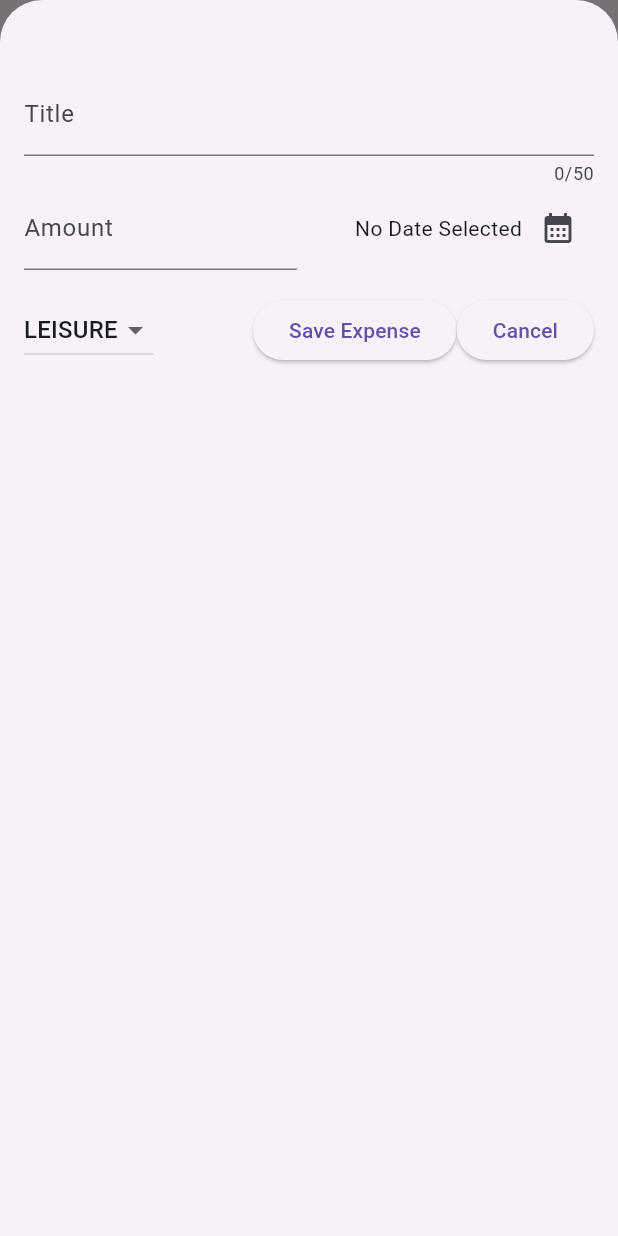
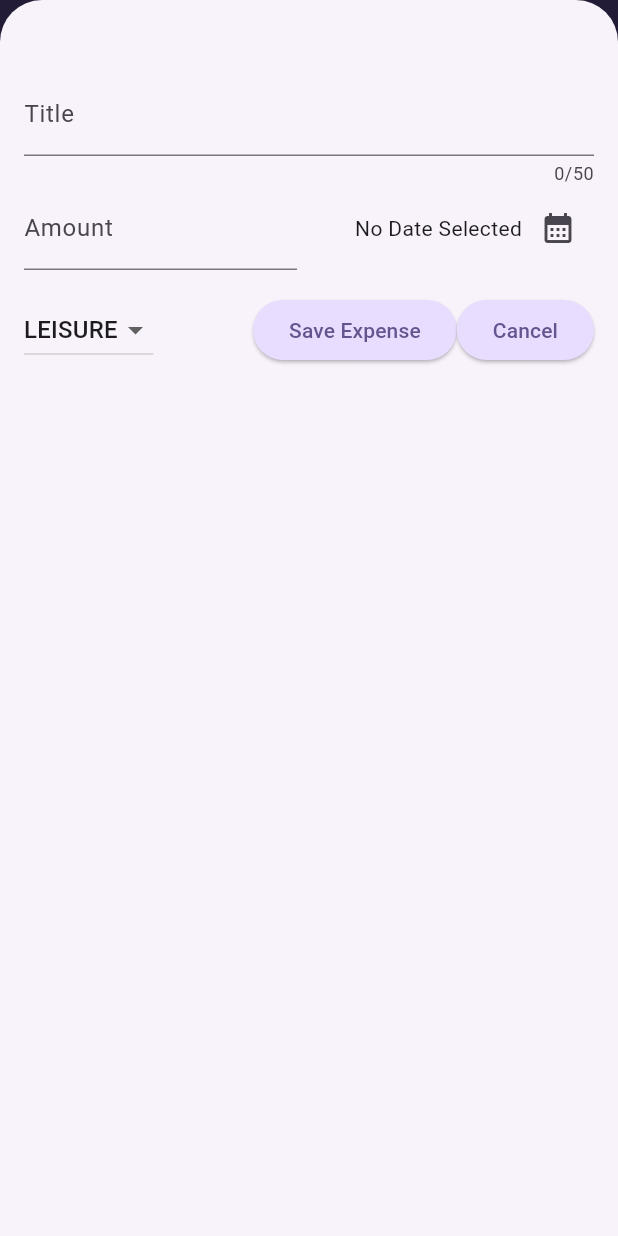
Before and after one commit to ParasSingla-009/Expense-Tracker, a Flutter app: the screen it shows after launch, after a tap on the "add" icon, on a phone screen of 412 x 824 dp. Run offline on Flutter 3.47's test engine with Material 3 defaults, Android fonts, the phone set to English and light mode, and no system bars.

Commit message:
Theme changes

```diff
--- a/lib/main.dart
+++ b/lib/main.dart
@@ -1,10 +1,62 @@
 import 'package:flutter/material.dart';
 import 'package:expense_tracker/widgets/expenses.dart';
+
+var kColorScheme =
+    ColorScheme.fromSeed(seedColor: const Color.fromARGB(255, 96, 59, 181));
+
+var kDarkColorScheme = ColorScheme.fromSeed(
+  brightness: Brightness.dark,
+  seedColor: const Color.fromARGB(255, 5, 99, 125),
+  );
 
 void main() {
   runApp(
     MaterialApp(
-      theme: ThemeData(useMaterial3: true),
+      darkTheme: ThemeData.dark().copyWith(
+        useMaterial3: true,
+        colorScheme: kDarkColorScheme,
+        cardTheme: CardTheme().copyWith(
+          color: kDarkColorScheme.secondaryContainer,
+          margin: const EdgeInsets.symmetric(
+            horizontal: 16,
+            vertical: 8,
+          ),
+        ),
+         elevatedButtonTheme: ElevatedButtonThemeData(
+          style: ElevatedButton.styleFrom(
+            backgroundColor: kDarkColorScheme.primaryContainer,
+            foregroundColor: kDarkColorScheme.onPrimaryContainer
+          ),
+        ),
+        ),
+      theme: ThemeData().copyWith(
+        useMaterial3: true,
+        colorScheme: kColorScheme,
+        appBarTheme: const AppBarTheme().copyWith(
+          backgroundColor: kColorScheme.onPrimaryContainer,
+          foregroundColor: kColorScheme.primaryContainer,
+        ),
+        cardTheme: CardTheme().copyWith(
+          color: kColorScheme.secondaryContainer,
+          margin: const EdgeInsets.symmetric(
+            horizontal: 16,
+            vertical: 8,
+          ),
+        ),
+        elevatedButtonTheme: ElevatedButtonThemeData(
+          style: ElevatedButton.styleFrom(
+            backgroundColor: kColorScheme.primaryContainer,
+          ),
+        ),
+        textTheme: ThemeData().textTheme.copyWith(
+              titleLarge: TextStyle(
+                fontWeight: FontWeight.bold,
+                color: kColorScheme.onSecondaryContainer,
+                fontSize: 16,
+              ),
+            ),
+      ),
+      themeMode: ThemeMode.system,
       home: const Expenses(),
     ),
   );
--- a/lib/widgets/expenses.dart
+++ b/lib/widgets/expenses.dart
@@ -50,13 +50,41 @@ class _ExpensesState extends State<Expenses> {
   }
 
   void _removeExpense(Expense expense) {
+    final expenseIndex = _registeredExpenses.indexOf(expense);
     setState(() {
       _registeredExpenses.remove(expense);
     });
+
+    ScaffoldMessenger.of(context).clearSnackBars();
+    ScaffoldMessenger.of(context).showSnackBar(
+      SnackBar(
+        duration: const Duration(seconds: 3),
+        content: const Text('Expense Deleted'),
+        action: SnackBarAction(
+          label: 'Undo',
+          onPressed: () {
+            setState(() {
+              _registeredExpenses.insert(expenseIndex, expense);
+            });
+          },
+        ),
+      ),
+    );
   }
 
   @override
   Widget build(BuildContext context) {
+    Widget mainContent = const Center(
+      child: Text("No Expense Found!!"),
+    );
+
+    if (_registeredExpenses.isNotEmpty) {
+      mainContent = ExpensesList(
+        expenses: _registeredExpenses,
+        onRemoveExpense: _removeExpense,
+      );
+    }
+
     return Scaffold(
       appBar: AppBar(
         actions: [
@@ -67,15 +95,7 @@ class _ExpensesState extends State<Expenses> {
         ],
       ),
       body: Column(
-        children: [
-          const Text("The Chart"),
-          Expanded(
-            child: ExpensesList(
-              expenses: _registeredExpenses,
-              onRemoveExpense: _removeExpense,
-            ),
-          )
-        ],
+        children: [const Text("The Chart"), Expanded(child: mainContent)],
       ),
     );
   }
--- a/lib/widgets/expenses_list/expenses_item.dart
+++ b/lib/widgets/expenses_list/expenses_item.dart
@@ -15,8 +15,12 @@ class ExpensesItem extends StatelessWidget {
           vertical: 16,
         ),
         child: Column(
+          crossAxisAlignment: CrossAxisAlignment.start,
           children: [
-            Text(expense.title),
+            Text(
+              expense.title,
+              style: Theme.of(context).textTheme.titleLarge,
+            ),
             const SizedBox(height: 4),
             Row(
               children: [
--- a/lib/widgets/expenses_list/expenses_list.dart
+++ b/lib/widgets/expenses_list/expenses_list.dart
@@ -17,6 +17,10 @@ class ExpensesList extends StatelessWidget {
       itemCount: expenses.length,
       itemBuilder: (ctx, index) => Dismissible(
         key: ValueKey(expenses[index]),
+        background: Container(color: Theme.of(context).colorScheme.error.withOpacity(0.85),
+        margin: EdgeInsets.symmetric(horizontal: Theme.of(context).cardTheme.margin!.horizontal,
+        ),
+        ),
         onDismissed: (direction) {
           onRemoveExpense(expenses[index]);
         },
```
